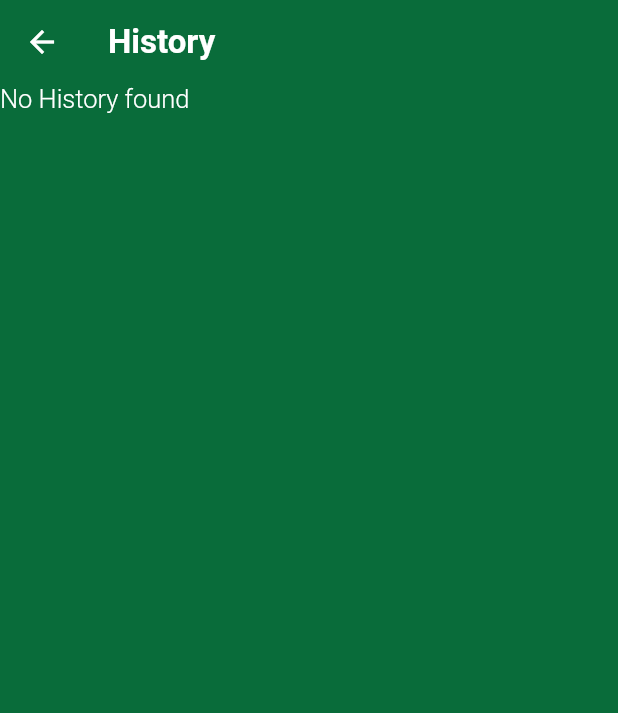
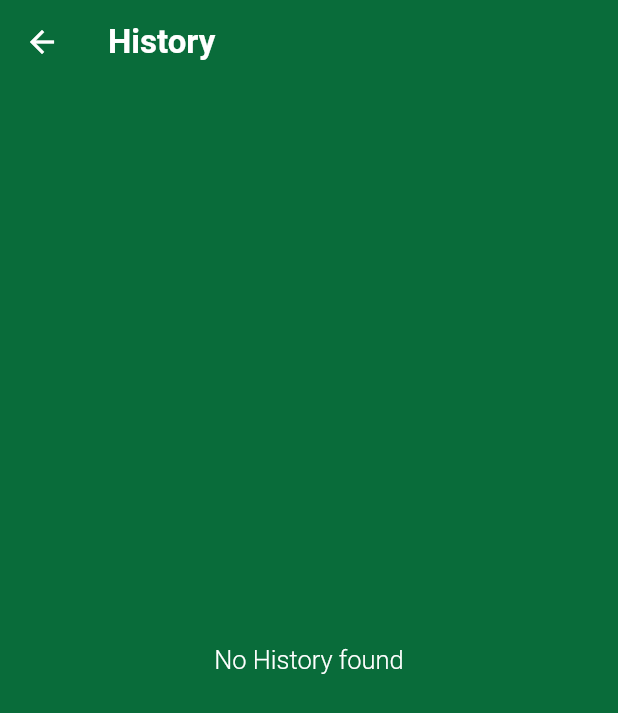
Before and after one commit to Arch-Unique/GPS-logger, a Flutter app: the HistoryScreen screen opened directly, on a phone screen of 412 x 824 dp. Shown: the top 713 px of the screen. Run offline on Flutter 3.47's test engine with Material 2 defaults, Android fonts, the phone set to English and light mode, and no system bars; our stand-ins replace dio, flutter_bluetooth_serial, flutter_svg, get, location, permission_handler and 1 more; Roboto replaces fonts that are missing (HelveticaNeueLTStd).

Commit message:
fix issues h

```diff
--- a/lib/src/features/home/views/history_page.dart
+++ b/lib/src/features/home/views/history_page.dart
@@ -23,7 +23,7 @@ class _HistoryScreenState extends State<HistoryScreen> {
           future: LogController.getCLDS(),
           builder: (context, snp) {
             if (!snp.hasData || snp.data == null) {
-              return AppText.thin("No History found");
+              return Center(child: AppText.thin("No History found"));
             }
             return ListView.builder(
               itemBuilder: (ctx, i) {
```
